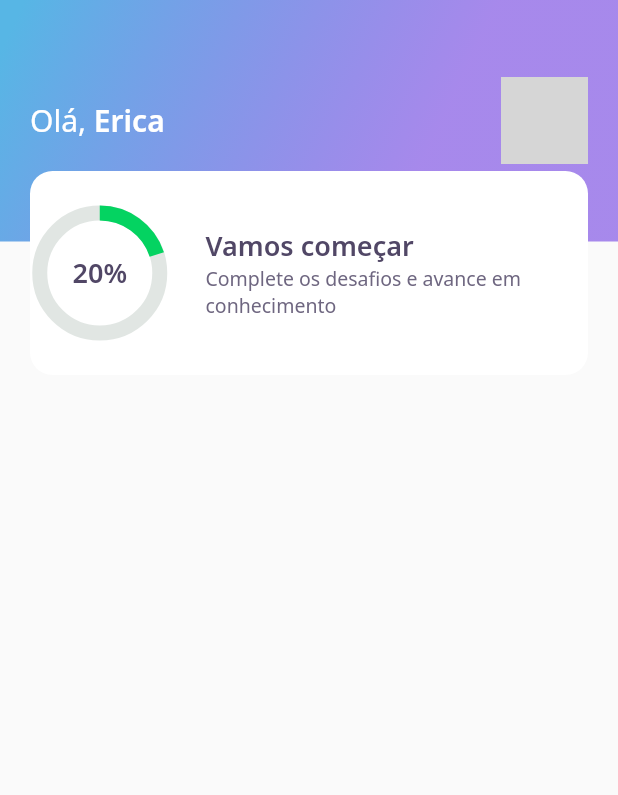
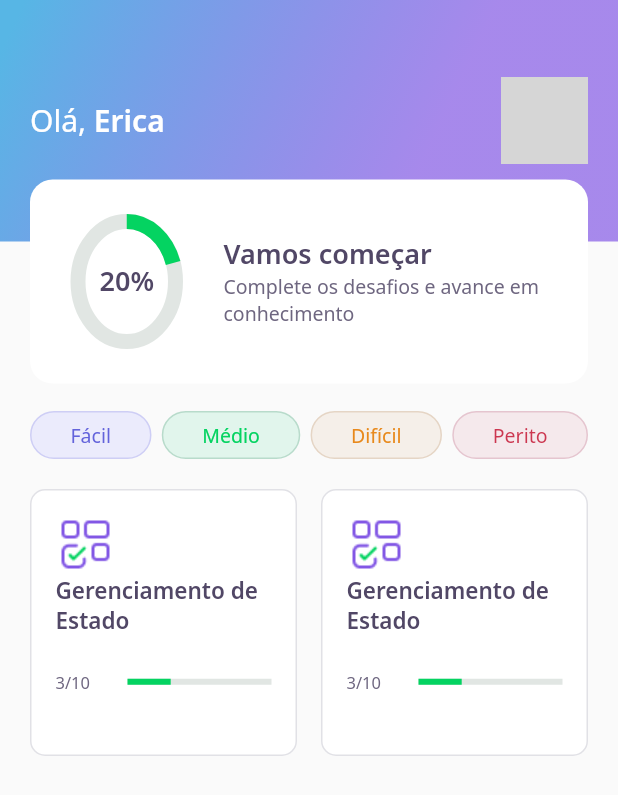
Before and after one commit to ericanoronha/nlw05-flutter, a Flutter app: the HomePage screen opened directly, on a phone screen of 412 x 824 dp. Shown: the top 795 px of the screen. Run offline on Flutter 3.47's test engine with Material 2 defaults, Android fonts, the phone set to English and light mode, and no system bars; our stand-ins replace google_fonts; network calls fail; grey boxes are pictures that could not be loaded.

Commit message:
Aula #02 :rocket:

```diff
--- a/lib/core/app_widget.dart
+++ b/lib/core/app_widget.dart
@@ -1,5 +1,6 @@
 //import 'package:DevQuiz/home/home_page.dart';
 //import 'package:DevQuiz/splash/splash_page.dart';
+import 'package:DevQuiz/challenge/challenge_page.dart';
 import 'package:DevQuiz/home/home_page.dart';
 import 'package:DevQuiz/splash/splash_page.dart';
 import 'package:flutter/material.dart';
@@ -9,7 +10,7 @@ class AppWidget extends StatelessWidget {
   Widget build(BuildContext context) {
     return MaterialApp(
       title: "DevQuiz",
-      home: HomePage(),
+      home: ChallengePage(),
     );
   }
 }
--- a/lib/home/home_page.dart
+++ b/lib/home/home_page.dart
@@ -1,4 +1,6 @@
 import 'package:DevQuiz/home/widgets/appbar/app_bar_widget.dart';
+import 'package:DevQuiz/home/widgets/level_button/level_button_widget.dart';
+import 'package:DevQuiz/home/widgets/quiz_card/quiz_card_widget.dart';
 import 'package:flutter/material.dart';
 
 class HomePage extends StatefulWidget {
@@ -11,7 +13,40 @@ class _HomePageState extends State<HomePage> {
   @override
   Widget build(BuildContext context) {
     return Scaffold(
-      appBar: AppBarWidget(),
-    );
+        appBar: AppBarWidget(),
+        body: Padding(
+          padding: const EdgeInsets.symmetric(horizontal: 20),
+          child: Column(
+            children: [
+              SizedBox(height: 24),
+              Row(
+                mainAxisAlignment: MainAxisAlignment.spaceBetween,
+                children: [
+                  LevelButtonWidget(
+                    label: "Fácil",
+                  ),
+                  LevelButtonWidget(
+                    label: "Médio",
+                  ),
+                  LevelButtonWidget(
+                    label: "Difícil",
+                  ),
+                  LevelButtonWidget(
+                    label: "Perito",
+                  ),
+                ],
+              ),
+              SizedBox(height: 20),
+              Expanded(
+                child: GridView.count(
+                  crossAxisSpacing: 16,
+                  mainAxisSpacing: 16,
+                  crossAxisCount: 2,
+                  children: [QuizCardWidget(), QuizCardWidget()],
+                ),
+              )
+            ],
+          ),
+        ));
   }
 }
--- a/lib/home/widgets/appbar/app_bar_widget.dart
+++ b/lib/home/widgets/appbar/app_bar_widget.dart
@@ -38,7 +38,7 @@ class AppBarWidget extends PreferredSize {
                     ],
                   ),
                 ),
-                Align(alignment: Alignment(0.0, 1.0), child: ScoreCardWidget())
+                Align(alignment: Alignment(0.0, 1.1), child: ScoreCardWidget()),
               ],
             ),
           ),
--- a/lib/home/widgets/chart/chart_widget.dart
+++ b/lib/home/widgets/chart/chart_widget.dart
@@ -7,7 +7,9 @@ class ChartWidget extends StatelessWidget {
 
   @override
   Widget build(BuildContext context) {
-    return Container(
+    return Padding(
+      padding: const EdgeInsets.all(8.0),
+      child: Container(
         height: 80,
         width: 80,
         child: Stack(
@@ -25,12 +27,9 @@ class ChartWidget extends StatelessWidget {
                 ),
               ),
             ),
-          Center(
-              child: Text(
-            "20%",
-            style: AppTextStyles.heading,
-          ))
+            Center(child: Text("20%", style: AppTextStyles.heading))
           ],
+        ),
       ),
     );
   }
--- /dev/null
+++ b/lib/home/widgets/level_button/level_button_widget.dart
@@ -0,0 +1,53 @@
+import 'package:DevQuiz/core/app_colors.dart';
+import 'package:flutter/material.dart';
+import 'package:google_fonts/google_fonts.dart';
+
+class LevelButtonWidget extends StatelessWidget {
+  final String label;
+  LevelButtonWidget({Key? key, required this.label})
+      : assert(["Fácil", "Médio", "Difícil", "Perito"].contains(label)),
+        super(key: key);
+
+  final config = {
+    "Fácil": {
+      "color": AppColors.levelButtonFacil,
+      "borderColor": AppColors.levelButtonBorderFacil,
+      "fontColor": AppColors.levelButtonTextFacil
+    },
+    "Médio": {
+      "color": AppColors.levelButtonMedio,
+      "borderColor": AppColors.levelButtonBorderMedio,
+      "fontColor": AppColors.levelButtonTextMedio
+    },
+    "Difícil": {
+      "color": AppColors.levelButtonDificil,
+      "borderColor": AppColors.levelButtonBorderDificil,
+      "fontColor": AppColors.levelButtonTextDificil
+    },
+    "Perito": {
+      "color": AppColors.levelButtonPerito,
+      "borderColor": AppColors.levelButtonBorderPerito,
+      "fontColor": AppColors.levelButtonTextPerito
+    }
+  };
+
+  Color get color => config[label]!['color']!; //indica que não é nulo
+  Color get borderColor => config[label]!['borderColor']!;
+  Color get fontColor => config[label]!['fontColor']!;
+
+  @override
+  Widget build(BuildContext context) {
+    return Container(
+        decoration: BoxDecoration(
+            color: color,
+            border: Border.fromBorderSide(BorderSide(color: borderColor)),
+            borderRadius: BorderRadius.circular(28)),
+        child: Padding(
+          padding: const EdgeInsets.symmetric(horizontal: 26, vertical: 6),
+          child: Text(
+            label,
+            style: GoogleFonts.notoSans(color: fontColor, fontSize: 13),
+          ),
+        ));
+  }
+}
--- /dev/null
+++ b/lib/home/widgets/quiz_card/quiz_card_widget.dart
@@ -0,0 +1,44 @@
+import 'package:DevQuiz/core/app_colors.dart';
+import 'package:DevQuiz/core/app_images.dart';
+import 'package:DevQuiz/core/app_text_styles.dart';
+import 'package:DevQuiz/shared/widgets/progress_indicator/progress_indicator_widget.dart';
+import 'package:flutter/material.dart';
+
+class QuizCardWidget extends StatelessWidget {
+  const QuizCardWidget({Key? key}) : super(key: key);
+
+  @override
+  Widget build(BuildContext context) {
+    return Container(
+      padding: EdgeInsets.all(16),
+      decoration: BoxDecoration(
+          border: Border.fromBorderSide(BorderSide(color: AppColors.border)),
+          color: AppColors.white,
+          borderRadius: BorderRadius.circular(10)),
+      child: Column(
+        crossAxisAlignment: CrossAxisAlignment.start,
+        children: [
+          Container(
+            height: 40,
+            width: 40,
+            child: Image.asset(AppImages.blocks),
+          ),
+          Text("Gerenciamento de Estado", style: AppTextStyles.heading15),
+          SizedBox(height: 24),
+          Row(
+            children: [
+              Expanded(
+                  flex: 1, child: Text("3/10", style: AppTextStyles.body11)),
+              Expanded(
+                flex: 2,
+                child: ProgressIndicatorWidget(
+                  value: 0.3,
+                ),
+              )
+            ],
+          )
+        ],
+      ),
+    );
+  }
+}
--- a/lib/home/widgets/score_card/score_card_widget.dart
+++ b/lib/home/widgets/score_card/score_card_widget.dart
@@ -13,7 +13,11 @@ class ScoreCardWidget extends StatelessWidget {
       child: Container(
         height: 136,
         decoration: BoxDecoration(
-            color: AppColors.white, borderRadius: BorderRadius.circular(15)),
+          color: AppColors.white,
+          borderRadius: BorderRadius.circular(15),
+        ),
+        child: Padding(
+          padding: const EdgeInsets.symmetric(horizontal: 24),
           child: Row(
             crossAxisAlignment: CrossAxisAlignment.center,
             children: [
@@ -36,6 +40,7 @@ class ScoreCardWidget extends StatelessWidget {
             ],
           ),
         ),
+      ),
     );
   }
 }
--- /dev/null
+++ b/lib/shared/widgets/progress_indicator/progress_indicator_widget.dart
@@ -0,0 +1,16 @@
+import 'package:DevQuiz/core/app_colors.dart';
+import 'package:flutter/material.dart';
+
+class ProgressIndicatorWidget extends StatelessWidget {
+  final double value;
+  const ProgressIndicatorWidget({Key? key, required this.value})
+      : super(key: key);
+  @override
+  Widget build(BuildContext context) {
+    return LinearProgressIndicator(
+      value: value,
+      backgroundColor: AppColors.chartSecondary,
+      valueColor: AlwaysStoppedAnimation<Color>(AppColors.chartPrimary),
+    );
+  }
+}
```
Also changed, not shown: lib/challenge/challenge_page.dart (added, +27 -0 lines), lib/challenge/widgets/question_indicator/question_indicator_widget.dart (added, +34 -0 lines), lib/challenge/widgets/quiz/quiz_widget.dart (added, +23 -0 lines), lib/challenge/widgets/answer/answer_widget.dart (renamed from lib/home/widgets/answer/answer_widget.dart), 1 other file. Lines whose indentation alone changed are shown as unchanged.
